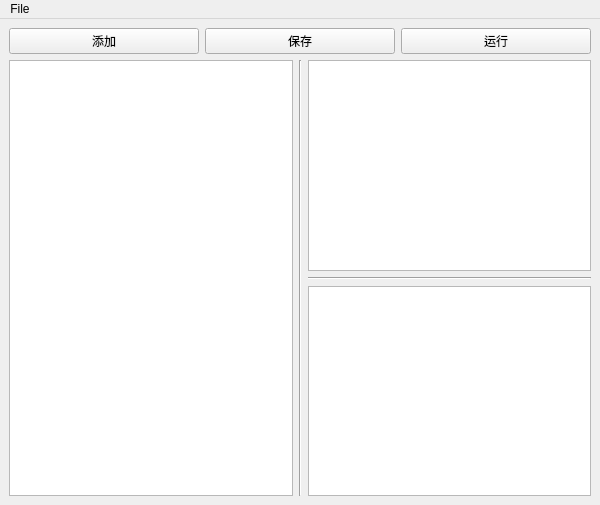
Old version of the form UI.ui in the repository wanruu/CS5351.
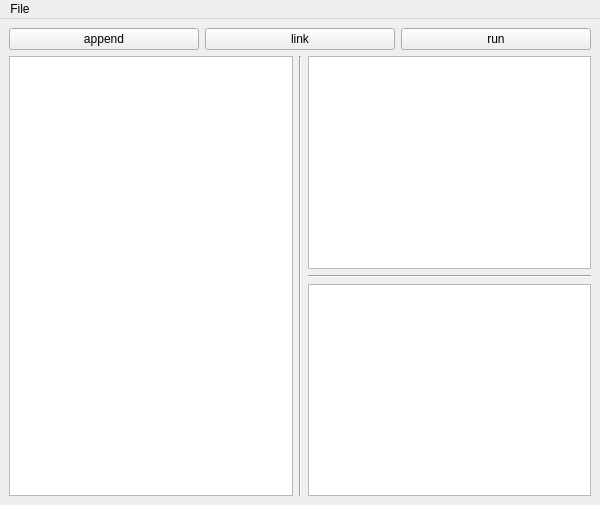
New version of the form. Icons and pictures are not drawn. Custom widgets are drawn as their Qt base class.

The edit to the form file:
```diff
--- a/UI.ui
+++ b/UI.ui
@@ -25,21 +25,38 @@
         <item>
          <widget class="QPushButton" name="pushButton">
           <property name="text">
-           <string>添加</string>
+           <string>append</string>
           </property>
          </widget>
         </item>
         <item>
          <widget class="QPushButton" name="pushButton_2">
+          <property name="styleSheet">
+           <string notr="true">image:url(:/background/run.png)</string>
+          </property>
+          <property name="inputMethodHints">
+           <set>Qt::ImhHiddenText</set>
+          </property>
           <property name="text">
-           <string>保存</string>
+           <string>link</string>
           </property>
          </widget>
         </item>
         <item>
-         <widget class="QPushButton" name="pushButton_3">
+         <widget class="QPushButton" name="run">
+          <property name="styleSheet">
+           <string notr="true">MyPushButton{
+
+    border-style: outset;
+
+    border-width: 2px;
+
+    border-color: beige;
+
+}</string>
+          </property>
           <property name="text">
-           <string>运行</string>
+           <string>run</string>
           </property>
          </widget>
         </item>
```
Left out of the diff: 6 changed lines with no effect on the pictures.
